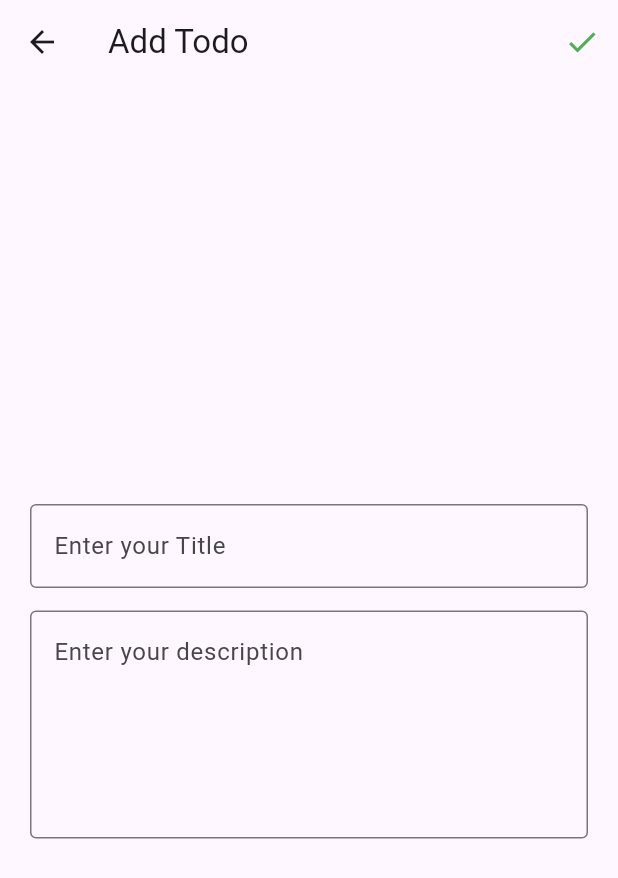
After one commit to tanishachopra15/flutter_database_, a Flutter app: the screen it shows after launch, after a tap on the "add" icon, on a phone screen of 412 x 824 dp. The commit adds this screen. Shown: the top 878 px of the screen. Run offline on Flutter 3.47's test engine with Material 3 defaults, Android fonts, the phone set to English and light mode, and no system bars; our stand-ins replace cloud_firestore, firebase_auth, firebase_core; accounts and stored records are empty.

Commit message:
todoMode-widgets

```diff
--- a/lib/Athentication/signup_page.dart
+++ b/lib/Athentication/signup_page.dart
@@ -130,7 +130,7 @@ class _MyHomeState extends State<_MyHome> {
                 InkWell(
                   onTap: () {
                     Navigator.pushReplacement(context,
-                        MaterialPageRoute(builder: (context) => LoginPage()));
+                        MaterialPageRoute(builder: (context) => const LoginPage()));
                   },
                   child: const Text(' Log in',
                       style: TextStyle(color: Colors.red)),
--- a/lib/Widgets/confirmation_dialog.dart
+++ b/lib/Widgets/confirmation_dialog.dart
@@ -6,8 +6,7 @@ class ConfirmationBox extends StatelessWidget {
 
   @override
   Widget build(BuildContext context) {
-    return Scaffold(
-      body: AlertDialog(
+    return AlertDialog(
           content: Text(
             'Do you want to $actions ?',
             style: const TextStyle(fontSize: 20),
@@ -28,7 +27,6 @@ class ConfirmationBox extends StatelessWidget {
               },
               child: const Text('No', style: TextStyle(fontSize: 15)),
             ),
-          ]),
-    );
+          ]);
   }
 }
--- a/lib/main.dart
+++ b/lib/main.dart
@@ -1,5 +1,5 @@
-import 'package:FLUTTER_DATABASE_/Athentication/login_page.dart';
 import 'package:FLUTTER_DATABASE_/firebase_options.dart';
+import 'package:FLUTTER_DATABASE_/pages/home_page.dart';
 import 'package:firebase_core/firebase_core.dart';
 import 'package:flutter/material.dart';
 
@@ -23,7 +23,7 @@ class _MyAppState extends State<MyApp> {
   Widget build(BuildContext context) {
     return const MaterialApp(
       debugShowCheckedModeBanner: false,
-      home: LoginPage(),
+      home: HomePage(),
     );
   }
 }
--- /dev/null
+++ b/lib/pages/todo_mode.dart
@@ -0,0 +1,107 @@
+import 'package:FLUTTER_DATABASE_/Widgets/confirmation_dialog.dart';
+import 'package:flutter/material.dart';
+
+enum Mode { Add, Edit, View }
+
+class TodoMode extends StatefulWidget {
+  TodoMode(
+      {super.key,
+      required this.mode,
+      this.title,
+      this.description,
+      required this.onAction});
+
+  Mode mode;
+  final Function onAction;
+  final String? title;
+  final String? description;
+
+  @override
+  State<TodoMode> createState() => _TodoModeState();
+}
+
+class _TodoModeState extends State<TodoMode> {
+  TextEditingController titleController = TextEditingController();
+  TextEditingController descriptionController = TextEditingController();
+
+  @override
+  Widget build(BuildContext context) {
+    return Scaffold(
+      appBar: AppBar(
+        title: Text('${widget.mode.name} Todo'),
+        actions: [
+          IconButton(
+            onPressed: () {
+              if (widget.mode == Mode.Add) {
+                widget.onAction(
+                    titleController.text, descriptionController.text);
+                return Navigator.pop(context);
+              } else if (widget.mode == Mode.Edit) {
+                showDialog(
+                    context: context,
+                    builder: (context) => const ConfirmationBox(
+                          actions: 'Update',
+                        )).then((value) {
+                  if (value == true) {
+                    widget.onAction(
+                        titleController.text, descriptionController.text);
+                    Navigator.pop(context);
+                  }
+                });
+              } else if (widget.mode == Mode.View) {
+                setState(() {
+                  widget.mode = Mode.Edit;
+                });
+                print('${widget.mode}');
+              }
+            },
+            icon: widget.mode == Mode.View
+                ? const Icon(Icons.edit)
+                : const Icon(
+                    Icons.check,
+                    color: Colors.green,
+                  ),
+          ),
+        ],
+      ),
+      body: Padding(
+        padding: const EdgeInsets.all(20),
+        child: widget.mode == Mode.View
+            ? Column(
+                children: [
+                  Text('${widget.title}'),
+                  Text('${widget.description}')
+                ],
+              )
+            : Column(
+                mainAxisAlignment: MainAxisAlignment.center,
+                children: [
+                  const SizedBox(
+                    height: 15,
+                  ),
+                  TextField(
+                    decoration: const InputDecoration(
+                      hintText: 'Enter your Title',
+                      border: OutlineInputBorder(),
+                    ),
+                    controller: titleController =
+                        TextEditingController(text: widget.title),
+                  ),
+                  const SizedBox(
+                    height: 15,
+                  ),
+                  TextField(
+                    decoration: const InputDecoration(
+                      hintText: 'Enter your description',
+                      border: OutlineInputBorder(),
+                    ),
+                    maxLines: 5,
+                    controller: descriptionController =
+                        TextEditingController(text: widget.description),
+                  )
+                ],
+              ),
+      ),
+    );
+  }
+}
```
Also changed, not shown: lib/Athentication/login_page.dart (+9 -6 lines), lib/pages/home_page.dart (+104 -77 lines).
